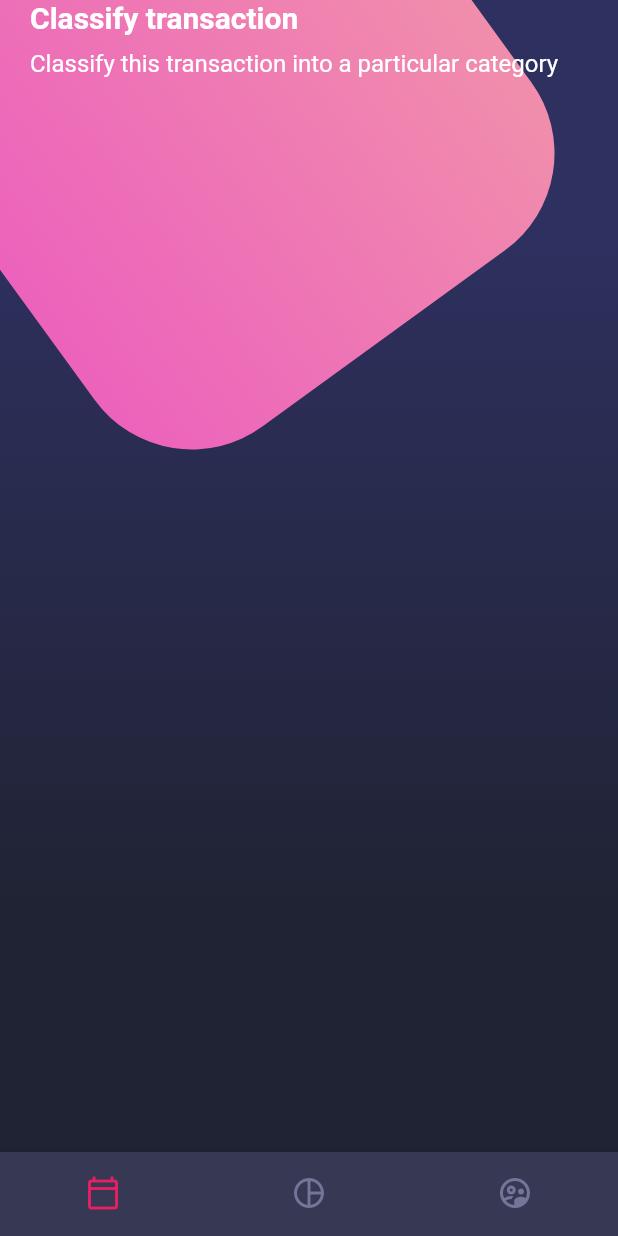
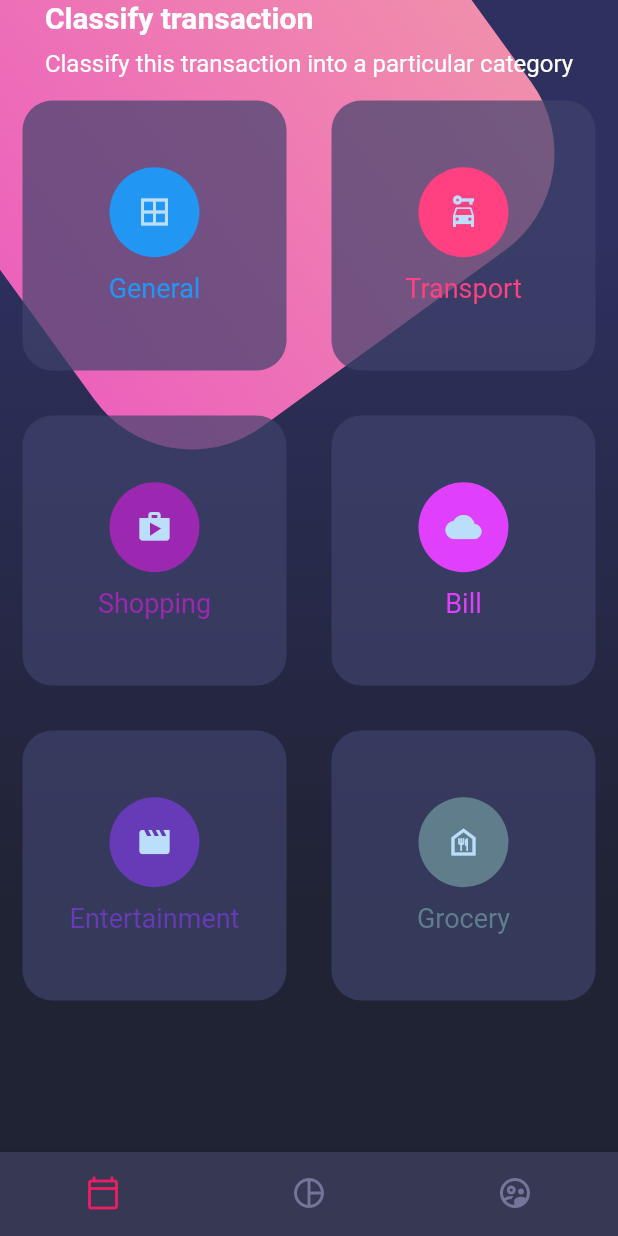
Before and after one commit to ZgroNet/disenos, a Flutter app: the screen it shows after launch, on a phone screen of 412 x 824 dp. Run offline on Flutter 3.47's test engine with Material 2 defaults, Android fonts, the phone set to English and light mode, and no system bars.

Commit message:
Table Cards (Video 151)

```diff
--- a/lib/screens/home_screen.dart
+++ b/lib/screens/home_screen.dart
@@ -3,6 +3,7 @@ import 'package:flutter/material.dart';
 import 'package:disenos/widgets/background.dart';
 import 'package:disenos/widgets/custom_bottom_navigation.dart';
 import 'package:disenos/widgets/page_title.dart';
+import 'package:disenos/widgets/table_cards.dart';
 
 class HomeScreen extends StatelessWidget {
 
@@ -17,7 +18,6 @@ class HomeScreen extends StatelessWidget {
           Background(),
           // Cuerpo principal
           _HomeBody()
-
         ],
       ),
       // Botonera abajo
@@ -38,6 +38,9 @@ class _HomeBody extends StatelessWidget {
         children: const [
           //Titulos
           PageTitle(),
+
+          //Tarjetas botoneras
+          TableCards(),
         ],
       ),
     );
--- /dev/null
+++ b/lib/widgets/table_cards.dart
@@ -0,0 +1,64 @@
+import 'dart:ui';
+
+import 'package:flutter/material.dart';
+
+class TableCards extends StatelessWidget {
+  const TableCards({Key? key}) : super(key: key);
+
+  @override
+  Widget build(BuildContext context) {
+    return Table(
+      children: const [
+        TableRow(children: [
+          _SigleCard(color: Colors.blue, icon: Icons.border_all, text: 'General'),
+          _SigleCard(color: Colors.pinkAccent, icon: Icons.car_rental, text: 'Transport'),
+        ]),
+        TableRow(children: [
+          _SigleCard(color: Colors.purple, icon: Icons.shop, text: 'Shopping'),
+          _SigleCard(color: Colors.purpleAccent, icon: Icons.cloud, text: 'Bill'),
+        ]),
+        TableRow(children: [
+          _SigleCard(color: Colors.deepPurple, icon: Icons.movie, text: 'Entertainment'),
+          _SigleCard(color: Colors.blueGrey, icon: Icons.food_bank_outlined, text: 'Grocery'),
+        ]),
+      ],
+    );
+  }
+}
+
+class _SigleCard extends StatelessWidget {
+  final IconData icon;
+  final Color color;
+  final String text;
+
+  const _SigleCard(
+      {Key? key, required this.icon, required this.color, required this.text})
+      : super(key: key);
+
+  @override
+  Widget build(BuildContext context) {
+    return Container(
+      margin: EdgeInsets.all(15),
+      height: 180,
+      decoration: BoxDecoration(
+        color: Color.fromRGBO(62, 66, 107, 0.7),
+        borderRadius: BorderRadius.circular(20),
+      ),
+      child: Column(
+        mainAxisAlignment: MainAxisAlignment.center,
+        children: [
+          CircleAvatar(
+            backgroundColor: color,
+            child: Icon(icon),
+            radius: 30,
+          ),
+          SizedBox(height: 10),
+          Text(
+            text,
+            style: TextStyle(color: color, fontSize: 18),
+          ),
+        ],
+      ),
+    );
+  }
+}
```
